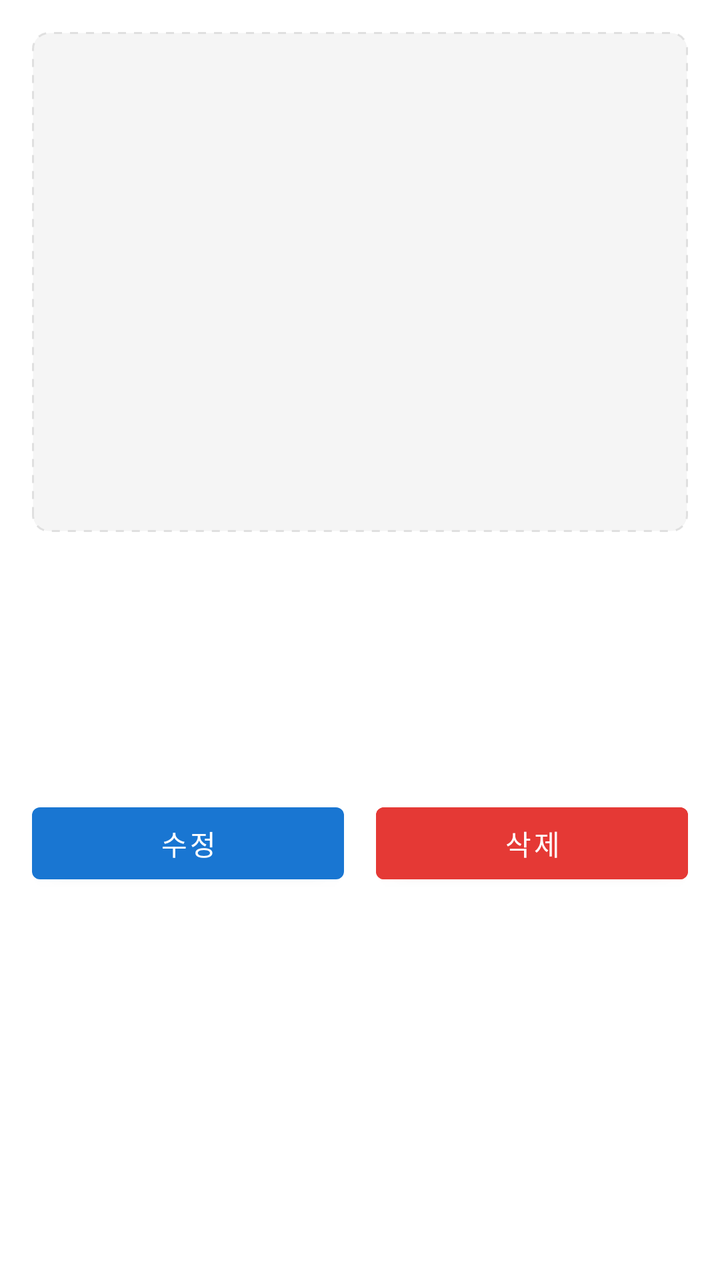
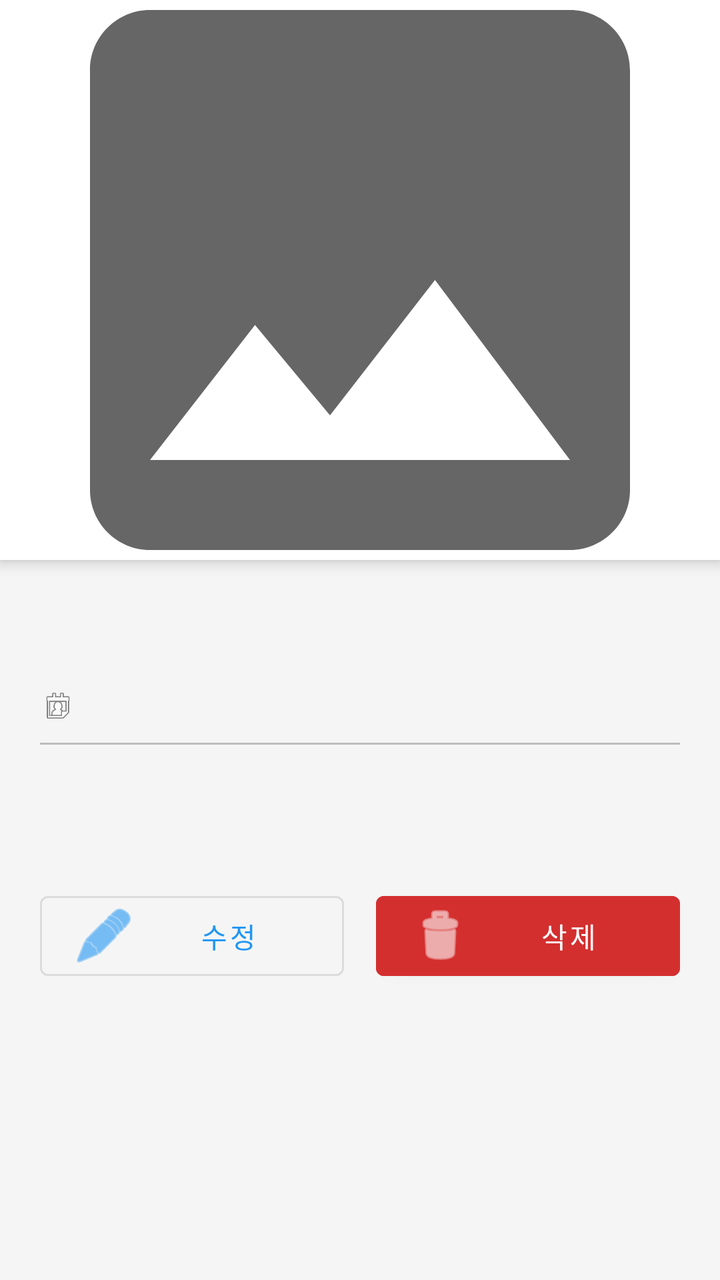

Before-and-after screenshots of an Android layout around one commit, followed by the original layout XML and the change that was made.
<!-- AndroidManifest.xml: application theme Theme.WebPrograming -->
<!-- res/layout/fragment_detail.xml -->
<?xml version="1.0" encoding="utf-8"?>
<FrameLayout xmlns:android="http://schemas.android.com/apk/res/android"
    android:layout_width="match_parent"
    android:layout_height="match_parent"
    android:background="?android:attr/colorBackground">

    <ScrollView
        android:layout_width="match_parent"
        android:layout_height="match_parent">

        <LinearLayout
            android:layout_width="match_parent"
            android:layout_height="wrap_content"
            android:orientation="vertical"
            android:padding="16dp">

            <ImageView
                android:id="@+id/ivDetailPhoto"
                android:layout_width="match_parent"
                android:layout_height="250dp"
                android:layout_marginBottom="16dp"
                android:scaleType="centerCrop"
                android:background="@drawable/photo_placeholder_bg"
                android:contentDescription="여행 사진" />

            <TextView
                android:id="@+id/tvDetailTitle"
                android:layout_width="match_parent"
                android:layout_height="wrap_content"
                android:layout_marginBottom="8dp"
                android:textSize="24sp"
                android:textStyle="bold" />

            <TextView
                android:id="@+id/tvDetailDate"
                android:layout_width="match_parent"
                android:layout_height="wrap_content"
                android:layout_marginBottom="8dp"
                android:textSize="16sp"
                android:textColor="?attr/colorPrimary" />

            <TextView
                android:id="@+id/tvDetailLocation"
                android:layout_width="match_parent"
                android:layout_height="wrap_content"
                android:layout_marginBottom="12dp"
                android:textSize="14sp"
                android:visibility="gone" />

            <TextView
                android:id="@+id/tvDetailMemo"
                android:layout_width="match_parent"
                android:layout_height="wrap_content"
                android:layout_marginBottom="24dp"
                android:textSize="16sp"
                android:lineSpacingMultiplier="1.4" />

            <LinearLayout
                android:layout_width="match_parent"
                android:layout_height="wrap_content"
                android:orientation="horizontal">

                <Button
                    android:id="@+id/btnEdit"
                    android:layout_width="0dp"
                    android:layout_height="wrap_content"
                    android:layout_weight="1"
                    android:layout_marginEnd="8dp"
                    android:text="수정" />

                <Button
                    android:id="@+id/btnDelete"
                    android:layout_width="0dp"
                    android:layout_height="wrap_content"
                    android:layout_weight="1"
                    android:layout_marginStart="8dp"
                    android:text="삭제"
                    android:backgroundTint="#E53935" />

            </LinearLayout>

        </LinearLayout>
    </ScrollView>

    <ProgressBar
        android:id="@+id/progressBarDetail"
        android:layout_width="wrap_content"
        android:layout_height="wrap_content"
        android:layout_gravity="center"
        android:visibility="gone" />

</FrameLayout>
<!-- resources referenced by this layout -->
<resources>
  <!-- drawable photo_placeholder_bg (drawable) -->
  <?xml version="1.0" encoding="utf-8"?>
  <shape xmlns:android="http://schemas.android.com/apk/res/android"
      android:shape="rectangle">
      <solid android:color="#F5F5F5" />
      <stroke
          android:width="1dp"
          android:color="#E0E0E0"
          android:dashWidth="4dp"
          android:dashGap="4dp" />
      <corners android:radius="8dp" />
  </shape>
  <style name="Theme.WebPrograming" parent="Theme.MaterialComponents.DayNight.DarkActionBar">
          <item name="colorPrimary">@color/primary</item>
          <item name="colorPrimaryVariant">@color/primary_dark</item>
          <item name="colorOnPrimary">@color/white</item>
          <item name="colorSecondary">@color/secondary</item>
          <item name="colorSecondaryVariant">@color/secondary_dark</item>
          <item name="colorOnSecondary">@color/white</item>
      </style>
  <color name="primary">#1976D2</color>
  <color name="primary_dark">#1565C0</color>
  <color name="white">#FFFFFF</color>
  <color name="secondary">#FF6F00</color>
  <color name="secondary_dark">#E65100</color>
</resources>

<!-- the commit's change to res/layout/fragment_detail.xml (unified diff, before → after) -->
@@ -1,5 +1,6 @@
 <?xml version="1.0" encoding="utf-8"?>
 <FrameLayout xmlns:android="http://schemas.android.com/apk/res/android"
+    xmlns:app="http://schemas.android.com/apk/res-auto"
     android:layout_width="match_parent"
     android:layout_height="match_parent"
     android:background="?android:attr/colorBackground">
@@ -11,74 +12,130 @@
         <LinearLayout
             android:layout_width="match_parent"
             android:layout_height="wrap_content"
-            android:orientation="vertical"
-            android:padding="16dp">
+            android:orientation="vertical">
 
-            <ImageView
-                android:id="@+id/ivDetailPhoto"
+            <com.google.android.material.card.MaterialCardView
                 android:layout_width="match_parent"
-                android:layout_height="250dp"
-                android:layout_marginBottom="16dp"
-                android:scaleType="centerCrop"
-                android:background="@drawable/photo_placeholder_bg"
-                android:contentDescription="여행 사진" />
+                android:layout_height="280dp"
+                app:cardCornerRadius="0dp"
+                app:cardElevation="4dp">
 
-            <TextView
-                android:id="@+id/tvDetailTitle"
-                android:layout_width="match_parent"
-                android:layout_height="wrap_content"
-                android:layout_marginBottom="8dp"
-                android:textSize="24sp"
-                android:textStyle="bold" />
+                <ImageView
+                    android:id="@+id/ivDetailPhoto"
+                    android:layout_width="match_parent"
+                    android:layout_height="match_parent"
+                    android:scaleType="centerCrop"
+                    android:src="@drawable/ic_placeholder"
+                    android:contentDescription="여행 사진" />
 
-            <TextView
-                android:id="@+id/tvDetailDate"
-                android:layout_width="match_parent"
-                android:layout_height="wrap_content"
-                android:layout_marginBottom="8dp"
-                android:textSize="16sp"
-                android:textColor="?attr/colorPrimary" />
-
-            <TextView
-                android:id="@+id/tvDetailLocation"
-                android:layout_width="match_parent"
-                android:layout_height="wrap_content"
-                android:layout_marginBottom="12dp"
-                android:textSize="14sp"
-                android:visibility="gone" />
-
-            <TextView
-                android:id="@+id/tvDetailMemo"
-                android:layout_width="match_parent"
-                android:layout_height="wrap_content"
-                android:layout_marginBottom="24dp"
-                android:textSize="16sp"
-                android:lineSpacingMultiplier="1.4" />
+            </com.google.android.material.card.MaterialCardView>
 
             <LinearLayout
                 android:layout_width="match_parent"
                 android:layout_height="wrap_content"
-                android:orientation="horizontal">
+                android:orientation="vertical"
+                android:padding="20dp">
 
-                <Button
-                    android:id="@+id/btnEdit"
-                    android:layout_width="0dp"
+                <TextView
+                    android:id="@+id/tvDetailTitle"
+                    android:layout_width="match_parent"
                     android:layout_height="wrap_content"
-                    android:layout_weight="1"
-                    android:layout_marginEnd="8dp"
-                    android:text="수정" />
+                    android:layout_marginBottom="8dp"
+                    android:textSize="26sp"
+                    android:textStyle="bold"
+                    android:textColor="?attr/colorOnSurface" />
 
-                <Button
-                    android:id="@+id/btnDelete"
-                    android:layout_width="0dp"
+                <LinearLayout
+                    android:layout_width="match_parent"
                     android:layout_height="wrap_content"
-                    android:layout_weight="1"
-                    android:layout_marginStart="8dp"
-                    android:text="삭제"
-                    android:backgroundTint="#E53935" />
+                    android:orientation="horizontal"
+                    android:layout_marginBottom="8dp"
+                    android:gravity="center_vertical">
+
+                    <ImageView
+                        android:layout_width="18dp"
+                        android:layout_height="18dp"
+                        android:src="@android:drawable/ic_menu_my_calendar"
+                        android:contentDescription="날짜"
+                        android:layout_marginEnd="8dp" />
+
+                    <TextView
+                        android:id="@+id/tvDetailDate"
+                        android:layout_width="wrap_content"
+                        android:layout_height="wrap_content"
+                        android:textSize="15sp"
+                        android:textColor="?attr/colorPrimary" />
+
+                </LinearLayout>
+
+                <LinearLayout
+                    android:id="@+id/layoutLocation"
+                    android:layout_width="match_parent"
+                    android:layout_height="wrap_content"
+                    android:orientation="horizontal"
+                    android:layout_marginBottom="16dp"
+                    android:gravity="center_vertical"
+                    android:visibility="gone">
+
+                    <ImageView
+                        android:layout_width="18dp"
+                        android:layout_height="18dp"
+                        android:src="@android:drawable/ic_menu_mapmode"
+                        android:contentDescription="위치"
+                        android:layout_marginEnd="8dp" />
+
+                    <TextView
+                        android:id="@+id/tvDetailLocation"
+                        android:layout_width="wrap_content"
+                        android:layout_height="wrap_content"
+                        android:textSize="14sp"
+                        android:textColor="@color/text_secondary" />
+
+                </LinearLayout>
+
+                <View
+                    android:layout_width="match_parent"
+                    android:layout_height="1dp"
+                    android:background="@color/divider"
+                    android:layout_marginBottom="16dp" />
+
+                <TextView
+                    android:id="@+id/tvDetailMemo"
+                    android:layout_width="match_parent"
+                    android:layout_height="wrap_content"
+                    android:layout_marginBottom="32dp"
+                    android:textSize="16sp"
+                    android:lineSpacingMultiplier="1.5"
+                    android:textColor="?attr/colorOnSurface" />
+
+                <LinearLayout
+                    android:layout_width="match_parent"
+                    android:layout_height="wrap_content"
+                    android:orientation="horizontal">
+
+                    <com.google.android.material.button.MaterialButton
+                        android:id="@+id/btnEdit"
+                        android:layout_width="0dp"
+                        android:layout_height="wrap_content"
+                        android:layout_weight="1"
+                        android:layout_marginEnd="8dp"
+                        android:text="수정"
+                        app:icon="@android:drawable/ic_menu_edit"
+                        style="@style/Widget.MaterialComponents.Button.OutlinedButton" />
+
+                    <com.google.android.material.button.MaterialButton
+                        android:id="@+id/btnDelete"
+                        android:layout_width="0dp"
+                        android:layout_height="wrap_content"
+                        android:layout_weight="1"
+                        android:layout_marginStart="8dp"
+                        android:text="삭제"
+                        android:backgroundTint="@color/error"
+                        app:icon="@android:drawable/ic_menu_delete" />
+
+                </LinearLayout>
 
             </LinearLayout>
-
         </LinearLayout>
     </ScrollView>
 
<!-- resource entries referenced after the edit -->
@@ -1,29 +1,42 @@
 <!-- resources referenced by this layout -->
 <resources>
-  <!-- drawable photo_placeholder_bg (drawable) -->
+  <color name="divider">#BDBDBD</color>
+  <color name="error">#D32F2F</color>
+  <color name="text_secondary">#757575</color>
+  <!-- drawable ic_placeholder (drawable) -->
   <?xml version="1.0" encoding="utf-8"?>
-  <shape xmlns:android="http://schemas.android.com/apk/res/android"
-      android:shape="rectangle">
-      <solid android:color="#F5F5F5" />
-      <stroke
-          android:width="1dp"
-          android:color="#E0E0E0"
-          android:dashWidth="4dp"
-          android:dashGap="4dp" />
-      <corners android:radius="8dp" />
-  </shape>
+  <vector xmlns:android="http://schemas.android.com/apk/res/android"
+      android:width="48dp"
+      android:height="48dp"
+      android:viewportWidth="24"
+      android:viewportHeight="24"
+      android:tint="?attr/colorControlNormal">
+  
+      <path
+          android:fillColor="#CCCCCC"
+          android:pathData="M21,19V5c0,-1.1 -0.9,-2 -2,-2H5c-1.1,0 -2,0.9 -2,2v14c0,1.1 0.9,2 2,2h14c1.1,0 2,-0.9 2,-2zM8.5,13.5l2.5,3.01L14.5,12l4.5,6H5l3.5,-4.5z" />
+  
+  </vector>
   <style name="Theme.WebPrograming" parent="Theme.MaterialComponents.DayNight.DarkActionBar">
           <item name="colorPrimary">@color/primary</item>
+          <item name="colorPrimaryDark">@color/primary_dark</item>
           <item name="colorPrimaryVariant">@color/primary_dark</item>
           <item name="colorOnPrimary">@color/white</item>
           <item name="colorSecondary">@color/secondary</item>
           <item name="colorSecondaryVariant">@color/secondary_dark</item>
           <item name="colorOnSecondary">@color/white</item>
+          <item name="android:colorBackground">@color/background</item>
+          <item name="colorSurface">@color/surface</item>
+          <item name="colorOnSurface">@color/on_surface</item>
+          <item name="colorError">@color/error</item>
       </style>
-  <color name="primary">#1976D2</color>
-  <color name="primary_dark">#1565C0</color>
+  <color name="primary">#2196F3</color>
+  <color name="primary_dark">#1976D2</color>
   <color name="white">#FFFFFF</color>
-  <color name="secondary">#FF6F00</color>
-  <color name="secondary_dark">#E65100</color>
+  <color name="secondary">#FF7043</color>
+  <color name="secondary_dark">#E64A19</color>
+  <color name="background">#F5F5F5</color>
+  <color name="surface">#FFFFFF</color>
+  <color name="on_surface">#212121</color>
 </resources>
 
